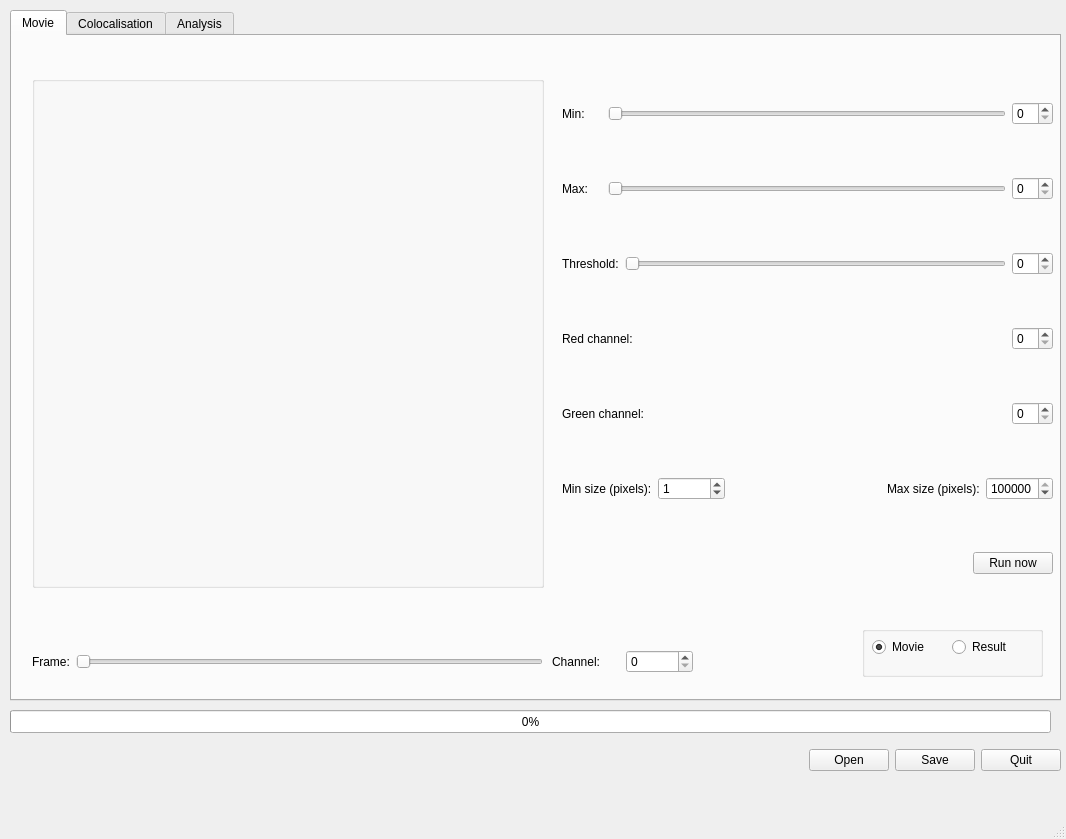
The window that obcol.ui (drmatthews/object-colocalisation) describes before a commit, drawn with Qt 5.
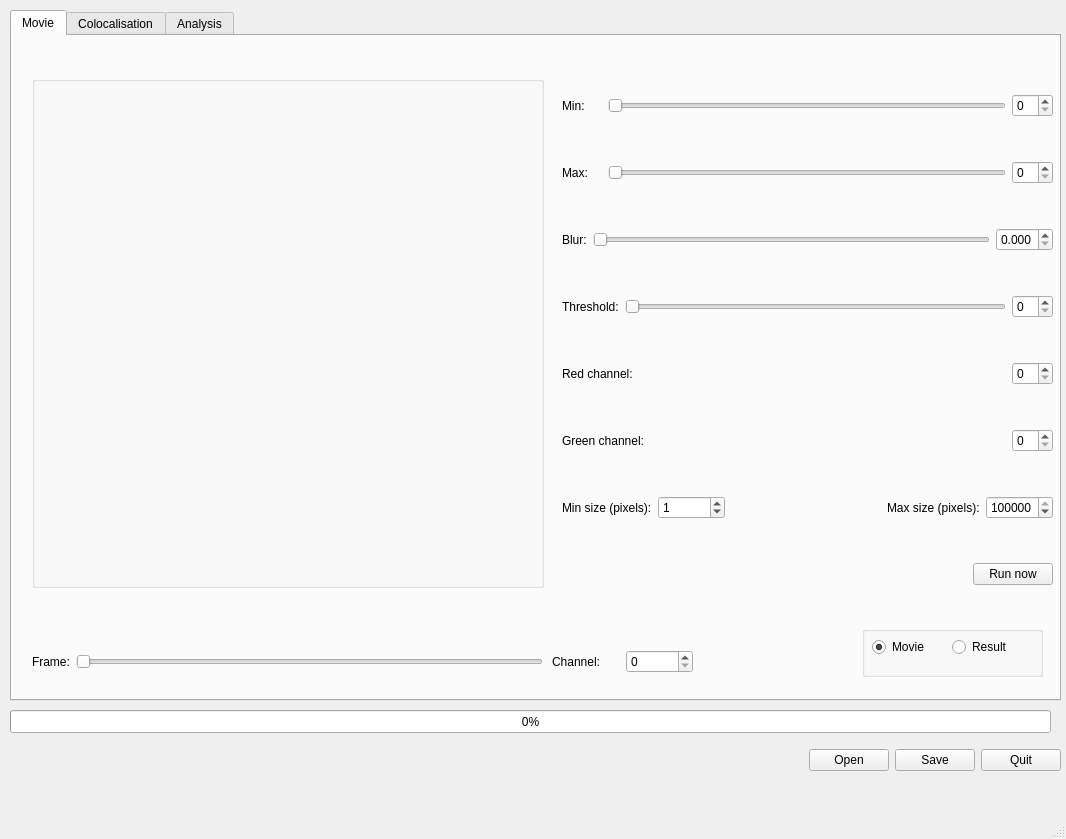
The same window after the commit.

Commit message: added gaussian blur

What changed in the file:
```diff
--- a/obcol.ui
+++ b/obcol.ui
@@ -121,6 +121,43 @@
          </item>
         </layout>
        </item>
+       <item>
+        <layout class="QHBoxLayout" name="horizontalLayout_20">
+         <item>
+          <widget class="QLabel" name="label_16">
+           <property name="text">
+            <string>Blur:</string>
+           </property>
+          </widget>
+         </item>
+         <item>
+          <widget class="QSlider" name="blur_slider">
+           <property name="maximum">
+            <number>20</number>
+           </property>
+           <property name="singleStep">
+            <number>1</number>
+           </property>
+           <property name="orientation">
+            <enum>Qt::Horizontal</enum>
+           </property>
+          </widget>
+         </item>
+         <item>
+          <widget class="QDoubleSpinBox" name="blur_spinbox">
+           <property name="decimals">
+            <number>3</number>
+           </property>
+           <property name="maximum">
+            <double>5.000000000000000</double>
+           </property>
+           <property name="singleStep">
+            <double>0.125000000000000</double>
+           </property>
+          </widget>
+         </item>
+        </layout>
+       </item>
        <item>
         <layout class="QHBoxLayout" name="horizontalLayout_8">
          <item>
```
The commit also changes 4 other files.
